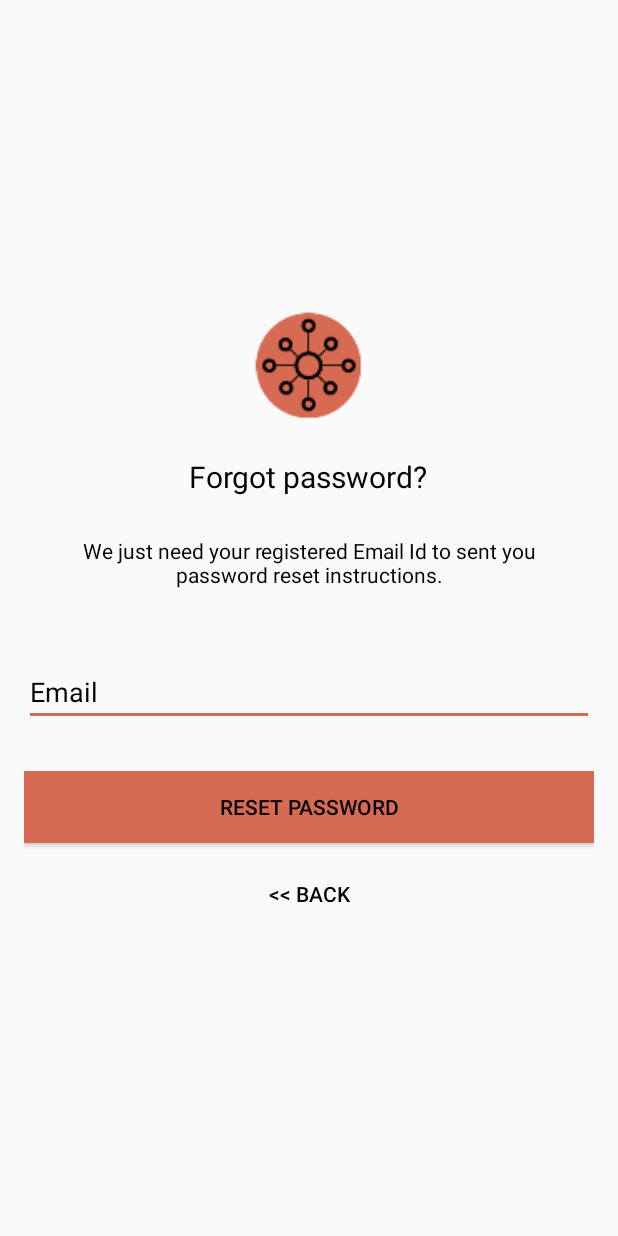
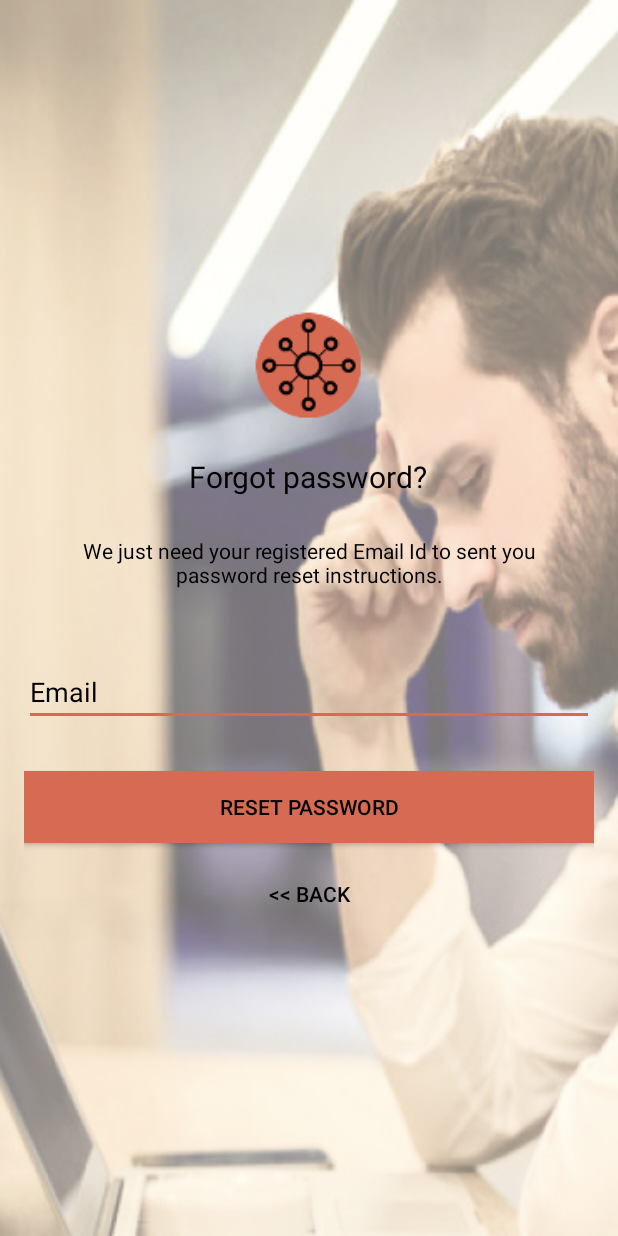
Before and after one commit to mlazana/addMe-Android, an Android app: the ResetPasswordActivity screen opened directly, with no data from a screen before it, on a phone screen of 412 x 824 dp. Run offline under Robolectric (Android 15) with nearby library versions, the phone set to English and light mode, and no system bars; our stand-ins replace Firebase (no records; nobody signed in at launch, a user with empty details on screens opened directly).

Commit message:
set image background in activity_reset_background

```diff
--- a/app/src/main/res/layout/activity_reset_password.xml
+++ b/app/src/main/res/layout/activity_reset_password.xml
@@ -4,6 +4,7 @@
     xmlns:tools="http://schemas.android.com/tools"
     android:layout_width="match_parent"
     android:layout_height="match_parent"
+    android:background="@drawable/reset_password"
     tools:context=".AccountActivity.ResetPasswordActivity">
 
     <LinearLayout
```
Also changed, not shown: app/src/main/res/drawable/reset_password.jpg (added).
